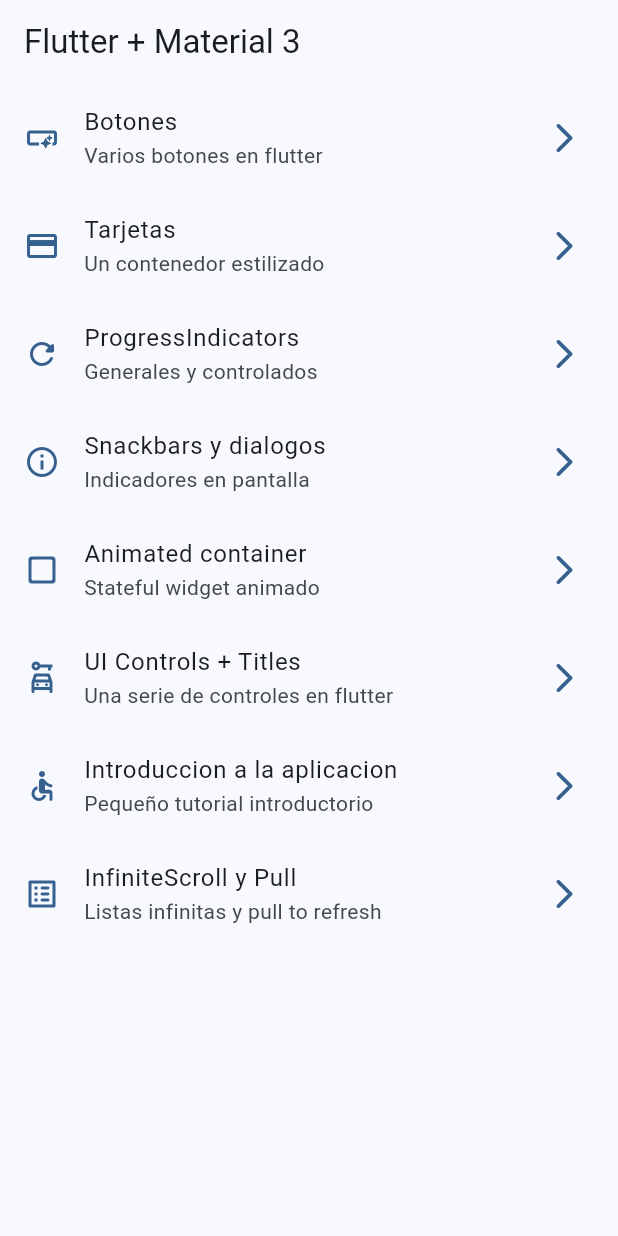
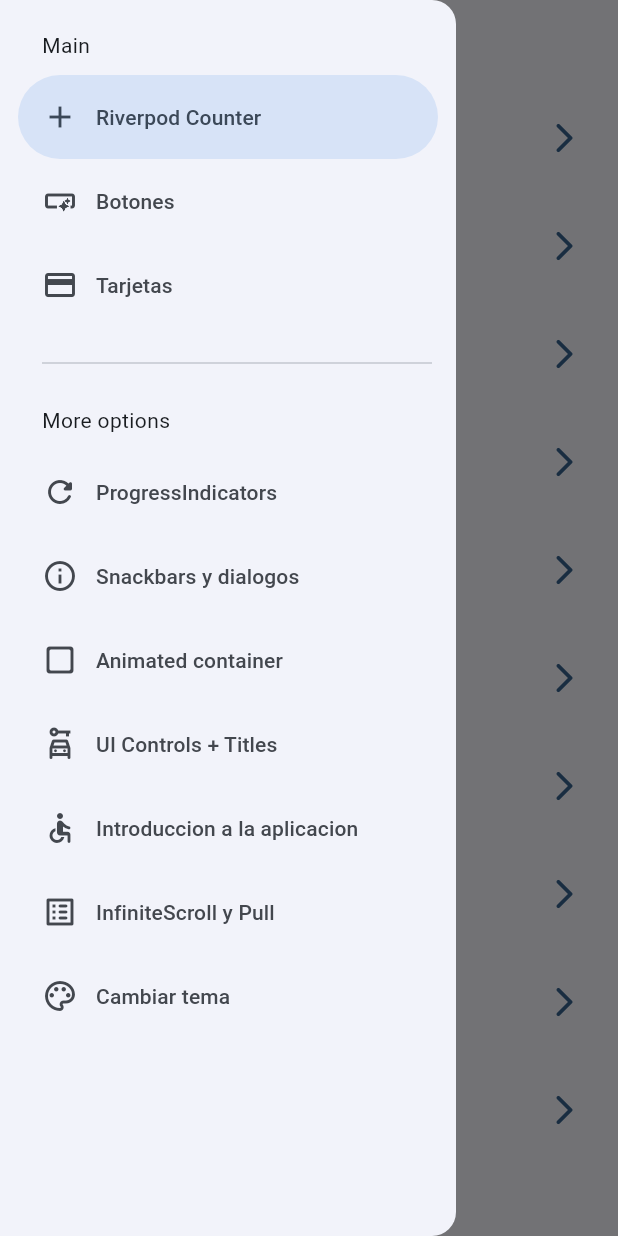
Before and after one commit to alangithub2018/widgetsapp, a Flutter app: the screen it shows after launch, with the side drawer open (before the commit the screen has no drawer), on a phone screen of 412 x 824 dp. Run offline on Flutter 3.47's test engine with Material 3 defaults, Android fonts, the phone set to English and light mode, and no system bars; our stand-ins replace animate_do, flutter_riverpod, go_router.

Commit message:
Antes de StateNotifier Riverpod

```diff
--- a/lib/config/menu/menu_items.dart
+++ b/lib/config/menu/menu_items.dart
@@ -14,6 +14,11 @@ class MenuItem {
 }
 
 const appMenuItems = <MenuItem>[
+  MenuItem(
+      title: 'Riverpod Counter',
+      subTitle: 'Introduccion a Riverpod',
+      link: '/counter',
+      icon: Icons.add),
   MenuItem(
       title: 'Botones',
       subTitle: 'Varios botones en flutter',
@@ -53,5 +58,11 @@ const appMenuItems = <MenuItem>[
       title: 'InfiniteScroll y Pull',
       subTitle: 'Listas infinitas y pull to refresh',
       link: '/infinite_scroll',
-      icon: Icons.list_alt_rounded)
+      icon: Icons.list_alt_rounded),
+  MenuItem(
+    title: 'Cambiar tema',
+    subTitle: 'Cambiar el tema de la aplicacion',
+    link: '/theme-changer',
+    icon: Icons.color_lens_outlined,
+  ),
 ];
--- a/lib/config/router/app_router.dart
+++ b/lib/config/router/app_router.dart
@@ -46,5 +46,15 @@ final appRouter = GoRouter(initialLocation: '/', routes: [
     name: InfiniteScrollScreen.name,
     path: '/infinite_scroll',
     builder: (context, state) => const InfiniteScrollScreen(),
+  ),
+  GoRoute(
+    name: CounterScreen.name,
+    path: '/counter',
+    builder: (context, state) => const CounterScreen(),
+  ),
+  GoRoute(
+    name: ThemeChangerScreen.name,
+    path: '/theme-changer',
+    builder: (context, state) => const ThemeChangerScreen(),
   )
 ]);
--- a/lib/config/theme/app_theme.dart
+++ b/lib/config/theme/app_theme.dart
@@ -14,14 +14,19 @@ const colorList = <Color>[
 
 class AppTheme {
   final int selectedColor;
+  final bool isDarkmode;
 
-  AppTheme({this.selectedColor = 0})
+  AppTheme({
+    this.selectedColor = 0,
+    this.isDarkmode = false,
+    })
       : assert(selectedColor >= 0, 'Selected color must be greater than 0'),
         assert(selectedColor < colorList.length,
             'Selected color must be less or equal than ${colorList.length - 1}');
 
   ThemeData getTheme() => ThemeData(
       useMaterial3: true,
+      brightness: isDarkmode ? Brightness.dark : Brightness.light,
       colorSchemeSeed: colorList[selectedColor],
       appBarTheme: const AppBarTheme(
         centerTitle: false,
--- a/lib/main.dart
+++ b/lib/main.dart
@@ -1,21 +1,33 @@
 import 'package:flutter/material.dart';
+import 'package:flutter_riverpod/flutter_riverpod.dart';
 import 'package:widgetsapp/config/router/app_router.dart';
 import 'package:widgetsapp/config/theme/app_theme.dart';
+import 'package:widgetsapp/presentation/providers/theme_provider.dart';
 
 void main() {
-  runApp(const MainApp());
+  runApp(
+    const ProviderScope(
+      child: MainApp()
+    )
+  );
 }
 
-class MainApp extends StatelessWidget {
+class MainApp extends ConsumerWidget {
   const MainApp({super.key});
 
   @override
-  Widget build(BuildContext context) {
+  Widget build(BuildContext context, WidgetRef ref) {
+    final int selectedColor = ref.watch(selectedColorProvider);
+    final bool isDarkMode = ref.watch(isDarkmodeProvider);
+
     return MaterialApp.router(
       title: 'Flutter Widgets',
       routerConfig: appRouter,
       debugShowCheckedModeBanner: false,
-      theme: AppTheme(selectedColor: 0).getTheme(),
+      theme: AppTheme(
+        selectedColor: selectedColor,
+        isDarkmode: isDarkMode
+      ).getTheme(),
     );
   }
 }
--- /dev/null
+++ b/lib/presentation/providers/counter_provider.dart
@@ -0,0 +1,4 @@
+
+import 'package:flutter_riverpod/flutter_riverpod.dart';
+
+final counterProvider = StateProvider<int>((ref) => 5);
--- /dev/null
+++ b/lib/presentation/providers/theme_provider.dart
@@ -0,0 +1,10 @@
+
+import 'package:flutter_riverpod/flutter_riverpod.dart';
+import 'package:widgetsapp/config/theme/app_theme.dart';
+
+// Immutable color list provider
+final colorListProvider = Provider((ref) => colorList);
+
+final isDarkmodeProvider = StateProvider<bool>((ref) => false);
+
+final selectedColorProvider = StateProvider<int>((ref) => 0);
--- a/lib/presentation/screens/home/home_screen.dart
+++ b/lib/presentation/screens/home/home_screen.dart
@@ -1,7 +1,7 @@
 import 'package:flutter/material.dart';
 import 'package:go_router/go_router.dart';
 import 'package:widgetsapp/config/menu/menu_items.dart';
-import 'package:widgetsapp/presentation/screens/screens.dart';
+import 'package:widgetsapp/presentation/widgets/side_menu.dart';
 
 class HomeScreen extends StatelessWidget {
   static const String name = 'home_screen';
@@ -10,11 +10,16 @@ class HomeScreen extends StatelessWidget {
 
   @override
   Widget build(BuildContext context) {
+
+    final scaffoldKey = GlobalKey<ScaffoldState>();
+
     return Scaffold(
+      key: scaffoldKey,
       appBar: AppBar(
         title: const Text('Flutter + Material 3'),
       ),
       body: const _HomeView(),
+      drawer: SideMenu(scaffoldKey: scaffoldKey,),
     );
   }
 }
--- a/lib/presentation/screens/screens.dart
+++ b/lib/presentation/screens/screens.dart
@@ -1,9 +1,13 @@
+
+
 export 'package:widgetsapp/presentation/screens/animated/animated_screen.dart';
 export 'package:widgetsapp/presentation/screens/app_tutorial/app_tutorial_screen.dart';
 export 'package:widgetsapp/presentation/screens/buttons/buttons_screen.dart';
 export 'package:widgetsapp/presentation/screens/cards/cards_screen.dart';
+export 'package:widgetsapp/presentation/screens/counter/counter_screen.dart';
 export 'package:widgetsapp/presentation/screens/home/home_screen.dart';
 export 'package:widgetsapp/presentation/screens/infinite_scroll/infinite_scroll_screen.dart';
 export 'package:widgetsapp/presentation/screens/progress/progress_screen.dart';
 export 'package:widgetsapp/presentation/screens/snackbar/snackbar_screen.dart';
+export 'package:widgetsapp/presentation/screens/theme_changer/theme_changer_screen.dart';
 export 'package:widgetsapp/presentation/screens/ui_controls/ui_controls_screen.dart';
--- /dev/null
+++ b/lib/presentation/widgets/side_menu.dart
@@ -0,0 +1,62 @@
+import 'package:flutter/material.dart';
+import 'package:go_router/go_router.dart';
+import 'package:widgetsapp/config/menu/menu_items.dart';
+
+class SideMenu extends StatefulWidget {
+  final GlobalKey<ScaffoldState> scaffoldKey;
+  const SideMenu({super.key, required this.scaffoldKey});
+
+  @override
+  State<SideMenu> createState() => _SideMenuState();
+}
+
+class _SideMenuState extends State<SideMenu> {
+  int navDrawerIndex = 0;
+
+  @override
+  Widget build(BuildContext context) {
+    final hasNotch = MediaQuery.of(context).viewPadding.top > 35;
+
+    return NavigationDrawer(
+      selectedIndex: navDrawerIndex,
+      onDestinationSelected: (value) {
+        setState(() {
+          navDrawerIndex = value;
+        });
+
+        final menuItem = appMenuItems[value];
+        context.push(menuItem.link);
+        widget.scaffoldKey.currentState!.closeEndDrawer();
+      },
+      children: [
+        Padding(
+          padding: EdgeInsets.fromLTRB(28, hasNotch ? 0 : 20, 16, 10),
+          child: const Text('Main'),
+        ),
+        ...appMenuItems
+        .sublist(0,3)
+        .map((menuItem) {
+          return NavigationDrawerDestination(
+            icon: Icon(menuItem.icon),
+            label: Text(menuItem.title),
+          );
+        }),
+        const Padding(
+          padding: EdgeInsets.fromLTRB(28, 16, 16, 10),
+          child: Divider(),
+        ),
+        const Padding(
+          padding: EdgeInsets.fromLTRB(28, 10, 16, 10),
+          child: Text('More options'),
+        ),
+        ...appMenuItems
+        .sublist(3)
+        .map((menuItem) {
+          return NavigationDrawerDestination(
+            icon: Icon(menuItem.icon),
+            label: Text(menuItem.title),
+          );
+        }),
+      ]);
+  }
+}
--- a/pubspec.yaml
+++ b/pubspec.yaml
@@ -10,6 +10,7 @@ dependencies:
   animate_do: ^3.3.3
   flutter:
     sdk: flutter
+  flutter_riverpod: ^2.4.10
   go_router: ^13.1.0
 
 dev_dependencies:
```
Also changed, not shown: lib/presentation/screens/counter/counter_screen.dart (added, +48 -0 lines), lib/presentation/screens/theme_changer/theme_changer_screen.dart (added, +60 -0 lines), pubspec.lock.
